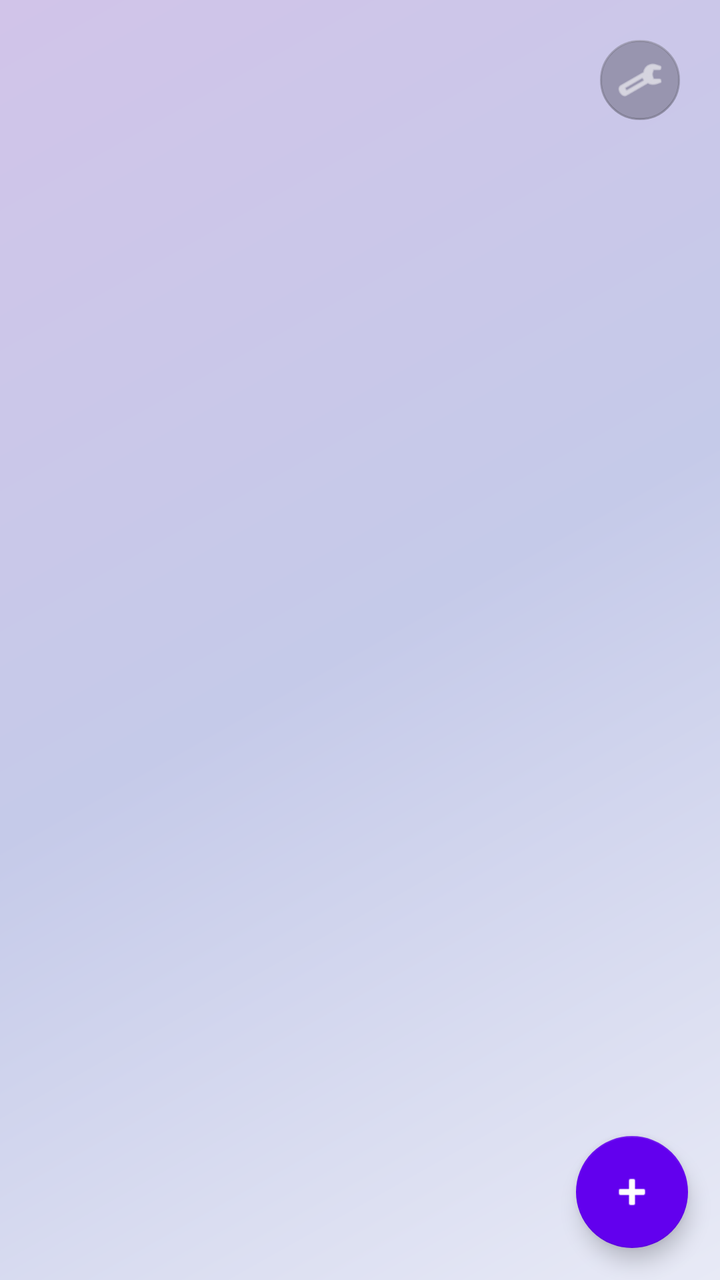
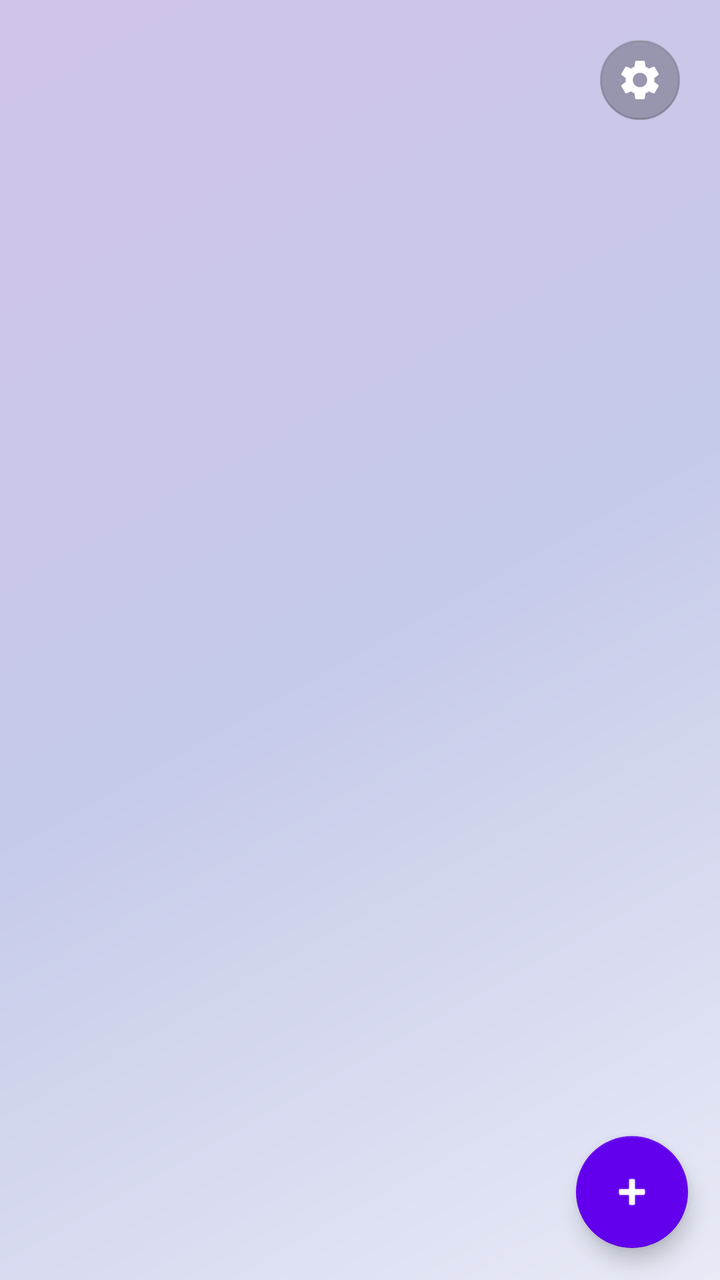

The first picture is an Android layout as it rendered before a commit; the second is the same layout after the commit. The layout source and the unified diff follow.
<!-- AndroidManifest.xml: activity theme Theme.LocationReminder -->
<!-- res/layout/activity_main.xml -->
<?xml version="1.0" encoding="utf-8"?>
<androidx.constraintlayout.widget.ConstraintLayout
    android:id="@+id/rootLayout"
    xmlns:android="http://schemas.android.com/apk/res/android"
    xmlns:app="http://schemas.android.com/apk/res-auto"
    android:layout_width="match_parent"
    android:layout_height="match_parent"
    android:fitsSystemWindows="true"
    android:background="@drawable/gradient_background">


<LinearLayout
    android:layout_width="0dp"
    android:layout_height="0dp"
    android:orientation="vertical"
    android:padding="24dp"
    app:layout_constraintTop_toTopOf="parent"
    app:layout_constraintBottom_toBottomOf="parent"
    app:layout_constraintStart_toStartOf="parent"
    app:layout_constraintEnd_toEndOf="parent">

    
    <androidx.recyclerview.widget.RecyclerView
        android:id="@+id/remindersRecyclerView"
        android:layout_width="match_parent"
        android:layout_height="match_parent"
        android:clipToPadding="false"
        android:paddingTop="8dp"/>
</LinearLayout>

    
    <com.google.android.material.floatingactionbutton.FloatingActionButton
        android:id="@+id/addReminderButton"
        android:layout_width="wrap_content"
        android:layout_height="wrap_content"
        app:backgroundTint="@color/colorPrimary"
        app:rippleColor="@color/colorSecondary"
        android:src="@android:drawable/ic_input_add"
        android:contentDescription="Add Reminder"
        app:tint="@color/white"
        app:elevation="6dp"
        app:layout_constraintBottom_toBottomOf="parent"
        app:layout_constraintEnd_toEndOf="parent"
        android:layout_margin="16dp"/>

    
    <com.google.android.material.floatingactionbutton.FloatingActionButton
        android:id="@+id/settingsButton"
        android:layout_width="wrap_content"
        android:layout_height="wrap_content"
        app:backgroundTint="#40000000"
        app:rippleColor="@color/colorSecondary"
        android:src="@android:drawable/ic_menu_manage"
        android:contentDescription="Settings"
        app:tint="@color/white"
        app:elevation="0dp"
        app:fabSize="mini"
        app:layout_constraintTop_toTopOf="parent"
        app:layout_constraintEnd_toEndOf="parent"
        android:layout_margin="16dp"/>

    </androidx.constraintlayout.widget.ConstraintLayout>
<!-- resources referenced by this layout -->
<resources>
  <color name="colorPrimary">#6200EE</color>
  <color name="colorSecondary">#03DAC5</color>
  <color name="white">#FFFFFF</color>
  <!-- drawable gradient_background (drawable) -->
  <?xml version="1.0" encoding="utf-8"?>
  <shape xmlns:android="http://schemas.android.com/apk/res/android"
      android:shape="rectangle">
      <gradient
          android:angle="135"
          android:startColor="#E8EAF6"
          android:centerColor="#C5CAE9"
          android:endColor="#D1C4E9"
          android:type="linear" />
  </shape>
  <style name="Theme.LocationReminder" parent="Theme.MaterialComponents.DayNight.NoActionBar">
      <item name="colorPrimary">@color/colorPrimary</item>
      <item name="colorPrimaryVariant">@color/colorPrimaryVariant</item>
      <item name="colorOnPrimary">@color/white</item>
      <item name="colorSecondary">@color/colorSecondary</item>
      <item name="colorSecondaryVariant">@color/colorSecondaryDark</item>
      <item name="colorOnSecondary">@color/black</item>
  
      
      <item name="android:statusBarColor">@color/gradient_base_dark</item>
      <item name="android:navigationBarColor">@color/gradient_base_dark</item>
  </style>
  <color name="colorPrimaryVariant">#3700B3</color>
  <color name="colorSecondaryDark">#01B7A4</color>
  <color name="black">#000000</color>
  <color name="gradient_base_dark">#121212</color>
</resources>

<!-- the commit's change to res/layout/activity_main.xml (unified diff, before → after) -->
@@ -50,7 +50,7 @@
         android:layout_height="wrap_content"
         app:backgroundTint="#40000000"
         app:rippleColor="@color/colorSecondary"
-        android:src="@android:drawable/ic_menu_manage"
+        android:src="@drawable/ic_settings_cog"
         android:contentDescription="Settings"
         app:tint="@color/white"
         app:elevation="0dp"
<!-- resource entries referenced after the edit -->
@@ -14,6 +14,17 @@
           android:endColor="#D1C4E9"
           android:type="linear" />
   </shape>
+  <!-- drawable ic_settings_cog (drawable) -->
+  <vector xmlns:android="http://schemas.android.com/apk/res/android"
+      android:width="24dp"
+      android:height="24dp"
+      android:viewportWidth="24"
+      android:viewportHeight="24">
+      
+      <path
+          android:fillColor="#FFFFFF"
+          android:pathData="M19.14,12.94c0.04,-0.31 0.06,-0.63 0.06,-0.94c0,-0.31 -0.02,-0.63 -0.06,-0.94l2.03,-1.58c0.18,-0.14 0.23,-0.41 0.12,-0.61l-1.92,-3.32c-0.12,-0.22 -0.37,-0.29 -0.59,-0.22l-2.39,0.96c-0.5,-0.38 -1.03,-0.7 -1.62,-0.94L14.4,2.81c-0.04,-0.24 -0.24,-0.41 -0.48,-0.41h-3.84c-0.24,0 -0.43,0.17 -0.47,0.41L9.25,5.35C8.66,5.59 8.12,5.92 7.63,6.29L5.24,5.33c-0.22,-0.08 -0.47,0 -0.59,0.22L2.74,8.87C2.62,9.08 2.66,9.34 2.86,9.48l2.03,1.58C4.84,11.37 4.8,11.69 4.8,12s0.02,0.63 0.06,0.94l-2.03,1.58c-0.18,0.14 -0.23,0.41 -0.12,0.61l1.92,3.32c0.12,0.22 0.37,0.29 0.59,0.22l2.39,-0.96c0.5,0.38 1.03,0.7 1.62,0.94l0.36,2.54c0.05,0.24 0.24,0.41 0.48,0.41h3.84c0.24,0 0.44,-0.17 0.47,-0.41l0.36,-2.54c0.59,-0.24 1.13,-0.56 1.62,-0.94l2.39,0.96c0.22,0.08 0.47,0 0.59,-0.22l1.92,-3.32c0.12,-0.22 0.07,-0.47 -0.12,-0.61L19.14,12.94z M12,15.6c-1.98,0 -3.6,-1.62 -3.6,-3.6s1.62,-3.6 3.6,-3.6s3.6,1.62 3.6,3.6S13.98,15.6 12,15.6z"/>
+  </vector>
   <style name="Theme.LocationReminder" parent="Theme.MaterialComponents.DayNight.NoActionBar">
       <item name="colorPrimary">@color/colorPrimary</item>
       <item name="colorPrimaryVariant">@color/colorPrimaryVariant</item>
